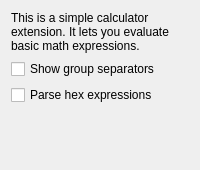
Qt form calculator/src/configwidget.ui (albertlauncher/plugins) before a commit.
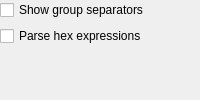
The same form after that commit.

What changed in the file:
```diff
--- a/calculator/src/configwidget.ui
+++ b/calculator/src/configwidget.ui
@@ -3,19 +3,18 @@
  <class>Calculator::ConfigWidget</class>
  <widget class="QWidget" name="Calculator::ConfigWidget">
   <layout class="QVBoxLayout" name="verticalLayout_2">
-   <item>
-    <widget class="QLabel" name="label">
-     <property name="text">
-      <string>&lt;html&gt;&lt;head/&gt;&lt;body&gt;&lt;p&gt;This is a simple calculator extension. It lets you evaluate basic math expressions.&lt;/p&gt;&lt;/body&gt;&lt;/html&gt;</string>
-     </property>
-     <property name="wordWrap">
-      <bool>true</bool>
-     </property>
-     <property name="openExternalLinks">
-      <bool>true</bool>
-     </property>
-    </widget>
-   </item>
+   <property name="leftMargin">
+    <number>0</number>
+   </property>
+   <property name="topMargin">
+    <number>0</number>
+   </property>
+   <property name="rightMargin">
+    <number>0</number>
+   </property>
+   <property name="bottomMargin">
+    <number>0</number>
+   </property>
    <item>
     <widget class="QCheckBox" name="checkBox_groupsep">
      <property name="text">
```
Left out of the diff: 4 changed lines with no effect on the pictures.
